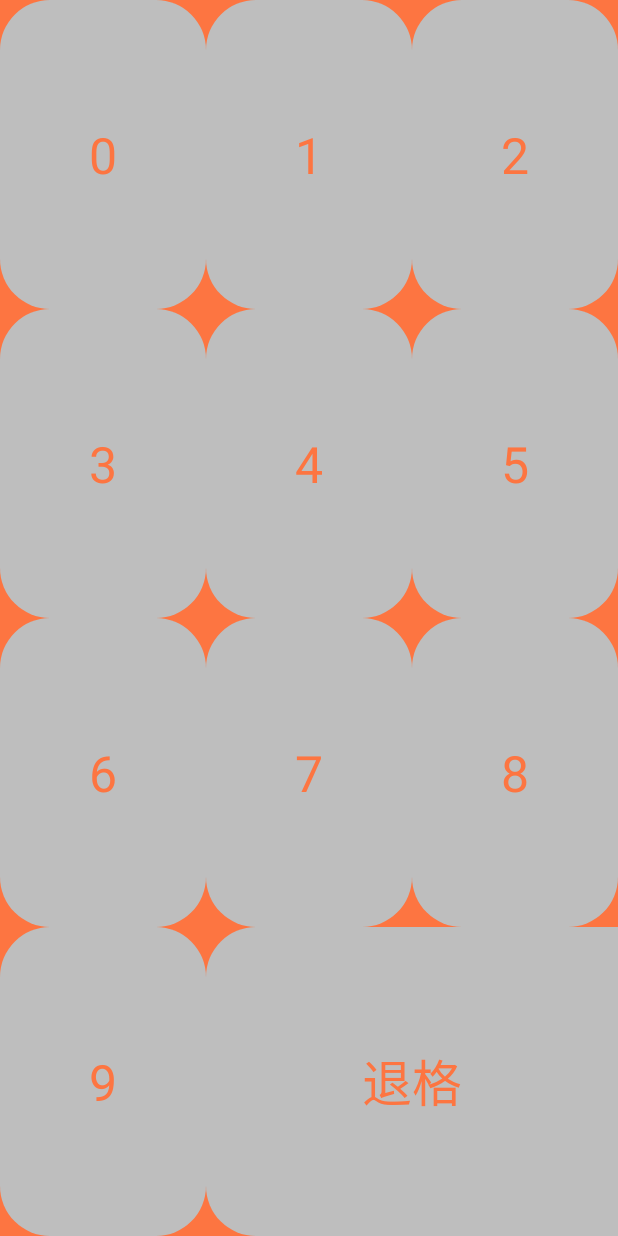
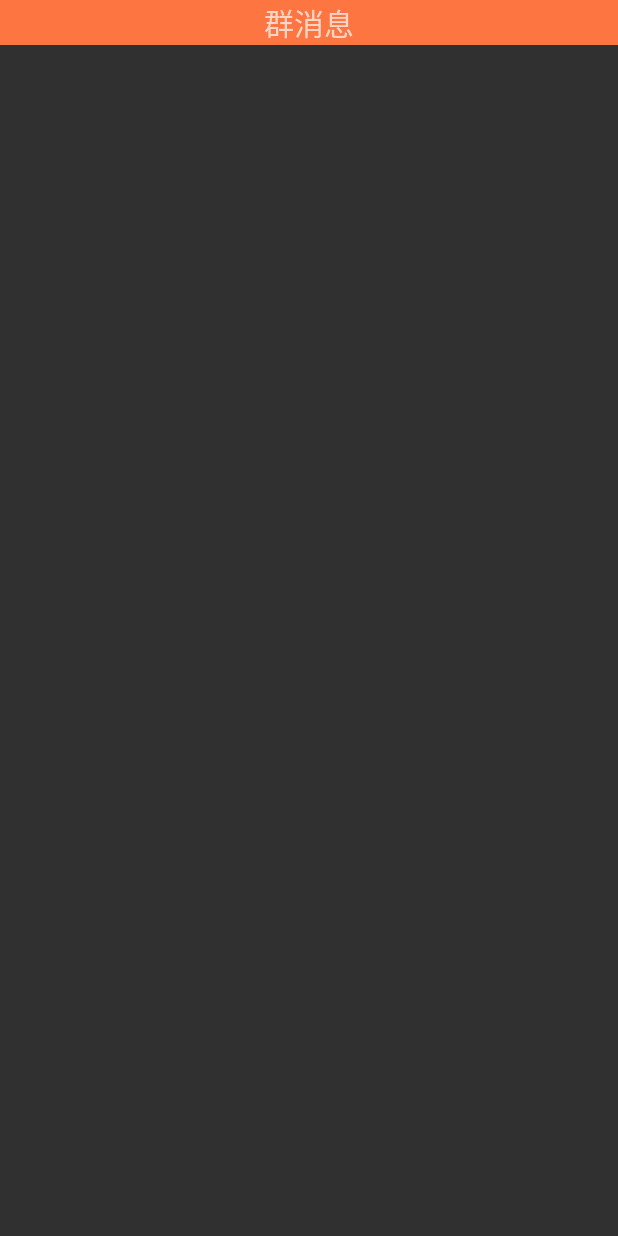
Before and after one commit to swb16168/customerView, an Android app: the screen it shows after launch (MainActivity before the commit, SlideMenuActivity after it), on a phone screen of 412 x 824 dp. Run offline under Robolectric (Android 15) with nearby library versions, the phone set to English and light mode, and no system bars.

Commit message:
仿手机QQ 侧滑功能页，事件冲突处理

```diff
--- a/app/src/main/AndroidManifest.xml
+++ b/app/src/main/AndroidManifest.xml
@@ -13,7 +13,8 @@
         android:supportsRtl="true"
         android:theme="@style/Theme.AppCompat.NoActionBar"
         android:usesCleartextTraffic="true">
-        <activity android:name=".FlowActivity"></activity>
+        <activity android:name=".SlideMenuActivity"></activity>
+        <activity android:name=".FlowActivity" />
         <activity android:name=".LooperActivity" />
         <activity android:name=".LoginActivity" />
         <activity android:name=".MainActivity">
--- a/app/src/main/java/com/swb/customerview/MainActivity.java
+++ b/app/src/main/java/com/swb/customerview/MainActivity.java
@@ -5,7 +5,9 @@ import androidx.appcompat.app.AppCompatActivity;
 import android.content.Intent;
 import android.os.Bundle;
 import android.util.Log;
+import android.view.View;
 
+import com.swb.customerview.view.KeyPadExView;
 import com.swb.customerview.view.NumberKeyPad;
 
 public class MainActivity extends AppCompatActivity {
@@ -14,6 +16,19 @@ public class MainActivity extends AppCompatActivity {
     protected void onCreate(Bundle savedInstanceState) {
         super.onCreate(savedInstanceState);
         setContentView(R.layout.activity_main);
+
+        KeyPadExView viewById = findViewById(R.id.keypad_ex);
+        viewById.setKeyPadClickListener(new KeyPadExView.KeyPadClickListener() {
+            @Override
+            public void onItemClick(int keyValue) {
+                Log.d(TAG, "onItemClick: keyValue--->" + keyValue);
+            }
+
+            @Override
+            public void onBackClick() {
+                Log.d(TAG, "onBackClick: 清除。。。");
+            }
+        });
         /**
          * 代码设置 背景图
          *   Drawable drawable = getResources().getDrawable(R.drawable.shape_btn, null);
@@ -35,7 +50,10 @@ public class MainActivity extends AppCompatActivity {
             }
         });*/
 
+        //流式布局
         //startActivity(new Intent(this,FlowActivity.class));
 
+        //侧滑view
+        startActivity(new Intent(this,SlideMenuActivity.class));
     }
 }
--- /dev/null
+++ b/app/src/main/java/com/swb/customerview/SlideMenuActivity.java
@@ -0,0 +1,80 @@
+package com.swb.customerview;
+
+import androidx.appcompat.app.AppCompatActivity;
+
+import android.os.Bundle;
+import android.util.Log;
+import android.view.MotionEvent;
+import android.view.View;
+import android.widget.TextView;
+
+import com.swb.customerview.view.SlideMenuView;
+
+public class SlideMenuActivity extends AppCompatActivity {
+    private static final String TAG = "SlideMenuActivity";
+    private TextView mTouchTV;
+    private int mDownX;
+
+    @Override
+    protected void onCreate(Bundle savedInstanceState) {
+        super.onCreate(savedInstanceState);
+        setContentView(R.layout.activity_slidemenu);
+        //模仿手机QQ的侧滑删除聊天框
+
+        mTouchTV = findViewById(R.id.touch_text);
+        SlideMenuView slideMenu = findViewById(R.id.slide_menu);
+        slideMenu.setSlideFunClickListener(new SlideMenuView.SlideFunClickListener() {
+            @Override
+            public void onDeleteClick() {
+                Log.d(TAG, "onDeleteClick: ...");
+            }
+
+            @Override
+            public void onReadClick() {
+                Log.d(TAG, "onReadClick: ");
+            }
+
+            @Override
+            public void onTopClick() {
+                Log.d(TAG, "onTopClick: ");
+            }
+        });
+    }
+
+
+    @Override
+    public boolean onTouchEvent(MotionEvent event) {
+
+        switch (event.getAction()) {
+
+            case MotionEvent.ACTION_DOWN:
+                mDownX = (int) event.getX();
+                break;
+
+            case MotionEvent.ACTION_MOVE:
+                int moveX = (int) event.getX();
+                int dx = moveX - mDownX;
+
+                int moveResult = -dx + mTouchTV.getScrollX();
+
+
+                Log.d(TAG, "onTouchEvent: moveResult--->" + moveResult);
+                Log.d(TAG, "onTouchEvent: mTouchTV.getMeasuredWidth() /2--->" + (mTouchTV.getMeasuredWidth() /2));
+                if(moveResult >=  mTouchTV.getMeasuredWidth() /2 ){
+                    mTouchTV.scrollTo(mTouchTV.getMeasuredWidth() /2,0);
+                }else{
+                    mTouchTV.scrollTo(moveResult,0);
+                }
+                //mTouchTV.scrollBy(dx,0);
+                mDownX = moveX;
+                break;
+
+            case MotionEvent.ACTION_UP:
+
+                break;
+        }
+
+
+        return false;
+    }
+}
--- a/app/src/main/java/com/swb/customerview/view/KeyPadExView.java
+++ b/app/src/main/java/com/swb/customerview/view/KeyPadExView.java
@@ -29,11 +29,18 @@ public class KeyPadExView extends ViewGroup implements View.OnClickListener {
     private static final int KEY_BACK = 10; //10 标识back键 退格
     private static final int ROW_SIZE = 4;
     private static final int COLUMN_SIZE = 3;
+    private static final int ITEM_MARGIN_DEFAULT = 1;
     private static int NUMBER_SIZE_DEFAULT = 50;
     private int mNumberColor;
     private int mNumberSize;
     private int mNumberBgNormalColor;
     private int mNumberBgPressColor;
+    private int mItemMargin;
+    private int mPaddingBottom;
+    private int mPaddingTop;
+    private int mPaddingLeft;
+    private int mPaddingRight;
+    private KeyPadClickListener mClickListener =null;
 
     public KeyPadExView(Context context) {
         this(context, null);
@@ -97,23 +104,24 @@ public class KeyPadExView extends ViewGroup implements View.OnClickListener {
         numberBgRes.addState(new int[]{android.R.attr.state_pressed}, numberPressBgRes);
         //设置该背景使用的限制条件
         numberBgRes.addState(new int[]{}, numberNormalBgRes);
-
         return numberBgRes;
     }
 
     private void initAttr(Context context, AttributeSet attrs) {
         TypedArray a = context.obtainStyledAttributes(attrs, R.styleable.KeyPadExView);
 
+
+        //间距
+        mItemMargin = a.getDimensionPixelSize(R.styleable.KeyPadExView_itemMargin, ITEM_MARGIN_DEFAULT);
+        Log.d(TAG, "initAttr: mItemMargin--->" + mItemMargin);
         //小键盘数字的颜色，默认橙色
         mNumberColor = a.getColor(R.styleable.KeyPadExView_numberColor, context.getResources().getColor(R.color.mainColor));
         //数字大小、默认16sp   sp会根据不同设备进行适配，
-
         mNumberSize = a.getDimensionPixelSize(R.styleable.KeyPadExView_numberSize, NUMBER_SIZE_DEFAULT);
         //数字键默认背景颜色
         mNumberBgNormalColor = a.getColor(R.styleable.KeyPadExView_itemNormalColor, context.getResources().getColor(R.color.keypad_ex_normal));
         //数字键按下时背景颜色
         mNumberBgPressColor = a.getColor(R.styleable.KeyPadExView_itemPressColor, context.getResources().getColor(R.color.keypad_ex_press));
-
         a.recycle();
     }
 
@@ -121,23 +129,42 @@ public class KeyPadExView extends ViewGroup implements View.OnClickListener {
     protected void onLayout(boolean changed, int l, int t, int r, int b) {
         int letf, top, right, bottom, rowIndex, columnIndex;
 
-        for (int i = 0; i < getChildCount(); i++) {
+        /*for (int i = 0; i < getChildCount(); i++) {
             View child = getChildAt(i);
             boolean isBack = (boolean) child.getTag();
-            rowIndex = i / COLUMN_SIZE ;            //行坐标
+            rowIndex = i / COLUMN_SIZE;            //行坐标
             columnIndex = i % COLUMN_SIZE;      //列坐标
-            letf = columnIndex * child.getMeasuredWidth();
-            top = rowIndex * child.getMeasuredHeight();
-            right = letf + child.getMeasuredWidth();
-            bottom = top + child.getMeasuredHeight();
+            letf = columnIndex * child.getMeasuredWidth() + (mItemMargin * (columnIndex + 1)) + mPaddingLeft;
+            top = rowIndex * child.getMeasuredHeight() + (mItemMargin * (rowIndex + 1)) + mPaddingTop;
+            right = letf + child.getMeasuredWidth() - (mItemMargin * (columnIndex + 1)) - mPaddingRight;
+            bottom = top + child.getMeasuredHeight() - (mItemMargin * (columnIndex + 1));
             if (isBack) {
-                letf = columnIndex * (child.getMeasuredWidth() / 2);
+                letf = columnIndex * (child.getMeasuredWidth() / 2) + (mItemMargin * (columnIndex + 1)) + mPaddingLeft;
+                right = letf + child.getMeasuredWidth() - (mItemMargin * (columnIndex + 1)) - mPaddingRight;
+
             }
             child.layout(letf, top, right, bottom);
             Log.d(TAG, "onLayout: rowIndex-->" + rowIndex);
             Log.d(TAG, "onLayout: columnIndex-->" + columnIndex);
+        }*/
+
+        letf = mItemMargin + mPaddingLeft;
+        for (int i = 0; i < getChildCount(); i++) {
+            rowIndex = i / COLUMN_SIZE;
+            columnIndex = i % COLUMN_SIZE;
+            if(columnIndex == 0){
+                letf = mItemMargin + mPaddingLeft;
+            }
+            View item = getChildAt(i);
+            top = rowIndex * item.getMeasuredHeight() + mItemMargin *(rowIndex + 1) + mPaddingTop ;
+            right = letf + item.getMeasuredWidth()   ;
+            bottom = top + item.getMeasuredHeight();
+            item.layout(letf,top,right,bottom);
+            letf += item.getMeasuredWidth() +mItemMargin;
+
+            Log.d(TAG, "onLayout: i--->" + i);
+            Log.d(TAG, "onLayout: bottom--->" + bottom);
         }
-
 
 
     }
@@ -146,16 +173,22 @@ public class KeyPadExView extends ViewGroup implements View.OnClickListener {
     @Override
     protected void onMeasure(int widthMeasureSpec, int heightMeasureSpec) {
         super.onMeasure(widthMeasureSpec, heightMeasureSpec);
+
+        mPaddingBottom = getPaddingBottom();
+        mPaddingLeft = getPaddingLeft();
+        mPaddingRight = getPaddingRight();
+        mPaddingTop = getPaddingTop();
         //拿到容器父控件的宽度和高度
-        int parentHeight = MeasureSpec.getSize(heightMeasureSpec);
-        int parentWidth = MeasureSpec.getSize(widthMeasureSpec);
+        int parentHeight = MeasureSpec.getSize(heightMeasureSpec  ) ;
+        int parentWidth = MeasureSpec.getSize(widthMeasureSpec ) ;
         //摆放方式为 4*3  的方正排列  退格键盘占2格
-        int rowHeight = parentHeight / ROW_SIZE;
-        int rouWidth = parentWidth / COLUMN_SIZE;
+        int columnWidth = (parentWidth - (COLUMN_SIZE + 1) * mItemMargin -  (mPaddingTop + mPaddingBottom))  / COLUMN_SIZE;
+        int rowHeight = (parentHeight - (ROW_SIZE + 1) * mItemMargin  - ( mPaddingLeft + mPaddingRight)) / ROW_SIZE;
+
         //采用精确模式获取子view的宽度，
-        int itemWidth = MeasureSpec.makeMeasureSpec(rouWidth, MeasureSpec.EXACTLY);
+        int itemWidth = MeasureSpec.makeMeasureSpec(columnWidth, MeasureSpec.EXACTLY);
         int itemHeigt = MeasureSpec.makeMeasureSpec(rowHeight, MeasureSpec.EXACTLY);
-        int backWidth = MeasureSpec.makeMeasureSpec(rouWidth * 2, MeasureSpec.EXACTLY);
+        int backWidth = MeasureSpec.makeMeasureSpec(columnWidth * 2, MeasureSpec.EXACTLY);
         //测试每个子view的长宽
         for (int i = 0; i < getChildCount(); i++) {
             View child = getChildAt(i);
@@ -167,15 +200,31 @@ public class KeyPadExView extends ViewGroup implements View.OnClickListener {
     }
 
 
+    public void setKeyPadClickListener(KeyPadClickListener listener){
+        this.mClickListener = listener;
+    }
+
+    public interface KeyPadClickListener{
+        void onItemClick(int keyValue);
+
+        void onBackClick();
+    }
+
     @Override
     public void onClick(View v) {
         if (v instanceof TextView) {
             boolean isBack = (boolean) v.getTag();
-            if (isBack) {
-                Log.d(TAG, "onClick: ---点击了back键 ");
-            } else {
-                Log.d(TAG, "onClick: ---点击了数字键---> " + ((TextView) v).getText());
+            if (mClickListener != null) {
+                if (isBack) {
+                    //Log.d(TAG, "onClick: ---点击了back键 ");
+                    mClickListener.onBackClick();
+                } else {
+                    //Log.d(TAG, "onClick: ---点击了数字键---> " + ((TextView) v).getText());
+                    mClickListener.onItemClick(Integer.parseInt(((TextView) v).getText().toString()));
+
+                }
             }
+
         }
 
     }
--- /dev/null
+++ b/app/src/main/java/com/swb/customerview/view/SlideMenuView.java
@@ -0,0 +1,326 @@
+package com.swb.customerview.view;
+
+import android.content.Context;
+import android.content.res.TypedArray;
+import android.util.AttributeSet;
+import android.util.Log;
+import android.view.LayoutInflater;
+import android.view.MotionEvent;
+import android.view.View;
+import android.view.ViewConfiguration;
+import android.view.ViewGroup;
+import android.widget.Scroller;
+import android.widget.TextView;
+
+import com.swb.customerview.R;
+
+/**
+ * @auther 72774
+ * @date 2021/6/15  16:43
+ * @description 模仿实现手机QQ 聊天框的侧滑功能
+ */
+public class SlideMenuView extends ViewGroup implements View.OnClickListener {
+    private static final String TAG = "SlideMenuView";
+
+    private static final int FUNCTION_DELETE = 0X30;
+    private static final int DEFAULT_SCROLL_TIME = 1000;
+    private static final int DEFAULT_SCROLL_TIME_MIN = 300;
+    private int mFunction;
+    private View mFunctionView;
+    private View mContentView;
+    private TextView mDeleteFun;
+    private TextView mTopFun;
+    private TextView mReadFun;
+    private SlideFunClickListener mSlideFunListener = null;
+    private float mDownX = 0;
+    private float mDownY;
+    private int mContentLeft = 0;
+    private Scroller mScroller;
+    private int mInterceDownX;
+
+    public SlideMenuView(Context context) {
+        this(context, null);
+    }
+
+    public SlideMenuView(Context context, AttributeSet attrs) {
+        this(context, attrs, 0);
+    }
+
+    public SlideMenuView(Context context, AttributeSet attrs, int defStyleAttr) {
+        super(context, attrs, defStyleAttr);
+
+        initAttr(context);
+
+        mScroller = new Scroller(context);
+
+    }
+
+    private void initAttr(Context context) {
+        TypedArray a = context.obtainStyledAttributes(R.styleable.SlideMenuView);
+        mFunction = a.getInt(R.styleable.SlideMenuView_function, FUNCTION_DELETE);
+        a.recycle();
+    }
+
+    //初始化完成后调用此方法
+    @Override
+    protected void onFinishInflate() {
+        super.onFinishInflate();
+        if (getChildCount() > 1) {
+            throw new IllegalArgumentException("must have one and only one root element");
+        }
+        mContentView = getChildAt(0);
+        mFunctionView = LayoutInflater.from(getContext()).inflate(R.layout.item_slide_function, this, false);
+        addView(mFunctionView);
+        //初始化功能页
+        mDeleteFun = mFunctionView.findViewById(R.id.slide_fun_delete);
+        mTopFun = mFunctionView.findViewById(R.id.slide_fun_top);
+        mReadFun = mFunctionView.findViewById(R.id.slide_fun_read);
+        //设置点击事件
+
+        mDeleteFun.setOnClickListener(this);
+        mTopFun.setOnClickListener(this);
+        mReadFun.setOnClickListener(this);
+
+    }
+
+    @Override
+    protected void onMeasure(int widthMeasureSpec, int heightMeasureSpec) {
+        //super.onMeasure(widthMeasureSpec, heightMeasureSpec);
+        int heightSize = MeasureSpec.getSize(heightMeasureSpec);
+        int widthSize = MeasureSpec.getSize(widthMeasureSpec);
+        //测量contentView
+        //宽度 跟父控件一致，高度则有三种 1-包裹内容  2-与父控件一致  3-指定高度
+        LayoutParams contentViewLayoutParams = mContentView.getLayoutParams();
+        int contentViewHeight = contentViewLayoutParams.height;
+        Log.d(TAG, "onMeasure: contentViewHeight-->" + contentViewHeight);
+        int contentHeightMeasureSpec;
+        if (contentViewHeight == LayoutParams.MATCH_PARENT) {
+            contentHeightMeasureSpec = MeasureSpec.makeMeasureSpec(heightSize, MeasureSpec.EXACTLY);
+        } else if (contentViewHeight == LayoutParams.WRAP_CONTENT) {
+            contentHeightMeasureSpec = MeasureSpec.makeMeasureSpec(heightSize, MeasureSpec.AT_MOST);
+        } else {
+            contentHeightMeasureSpec = MeasureSpec.makeMeasureSpec(contentViewHeight, MeasureSpec.EXACTLY);
+        }
+        Log.d(TAG, "onMeasure: contentHeightMeasureSpec--->" + contentHeightMeasureSpec);
+        mContentView.measure(widthMeasureSpec, contentHeightMeasureSpec);
+        //测量编辑部分,宽度约占3/4，高度与内容view相同
+        int measuredHeight = mContentView.getMeasuredHeight();
+        int functionViewWidth = (widthSize * 3) / 5;
+
+        mFunctionView.measure(MeasureSpec.makeMeasureSpec(functionViewWidth, MeasureSpec.EXACTLY),
+                measuredHeight);
+
+        // mFunctionView.measure(functionViewWidth,measuredHeight);
+        //测量自己
+        setMeasuredDimension(widthSize + functionViewWidth, measuredHeight);
+    }
+
+
+    @Override
+    protected void onLayout(boolean changed, int l, int t, int r, int b) {
+        int contentTop = 0;
+        int contentRight = mContentLeft + mContentView.getMeasuredWidth();
+        int contentBottom = contentTop + mContentView.getMeasuredHeight();
+        mContentView.layout(mContentLeft, contentTop, contentRight, contentBottom);
+
+        int functionViewLeft = contentRight;
+        int functionViewTop = contentTop;
+        int functionViewRight = functionViewLeft + mFunctionView.getMeasuredWidth();
+        int functionViewBottom = functionViewTop + mFunctionView.getMeasuredHeight();
+        mFunctionView.layout(functionViewLeft, functionViewTop, functionViewRight, functionViewBottom);
+    }
+
+
+    //功能页默认隐藏
+    private boolean isFunOpen = false;
+    private Direction mCurrDirection = Direction.NORMAL;
+
+    //方向枚举
+    enum Direction {
+        LEFT, RIGHT, NORMAL
+    }
+
+    //滑动与点击 的事件冲突处理
+    @Override
+    public boolean onInterceptTouchEvent(MotionEvent ev) {
+
+        switch (ev.getAction()) {
+            case MotionEvent.ACTION_DOWN:
+                mInterceDownX = (int) getX();
+                break;
+            case MotionEvent.ACTION_MOVE:
+                //最小滑动距离
+                int scaledTouchSlop = ViewConfiguration.get(getContext()).getScaledTouchSlop();
+                int moveX = (int) ev.getX();
+                if (Math.abs(moveX - mInterceDownX) > scaledTouchSlop) {
+                    return true;
+                }
+                break;
+            case MotionEvent.ACTION_UP:
+                break;
+        }
+        return super.onInterceptTouchEvent(ev);
+    }
+
+    @Override
+    public boolean onTouchEvent(MotionEvent event) {
+        int action = event.getAction();
+
+        switch (action) {
+            //标识手按下了屏幕
+            case MotionEvent.ACTION_DOWN:
+                mDownX = event.getX();
+                mDownY = event.getY();
+                Log.d(TAG, "onTouchEvent: ACTION_DOWN scrollX--->  " + getScrollX());
+                break;
+            //标识手按下屏幕，并且在滑动
+            case MotionEvent.ACTION_MOVE:
+                //获取已经滑动的X值
+                int scrollX = getScrollX();
+                float moveX = event.getX();
+                float moveY = event.getY();
+                int dx = (int) (moveX - mDownX);
+                if (dx > 0) {
+                    mCurrDirection = Direction.RIGHT;
+                } else {
+                    mCurrDirection = Direction.LEFT;
+                }
+
+                //第一种方式滑动View
+                //scrollTo(-dx,(int)mDownY);
+                //判断边界
+                int resultScrollX = -dx + scrollX;
+                if (resultScrollX <= 0) {
+                    scrollBy(0, 0);
+                } else if (resultScrollX >= mFunctionView.getMeasuredWidth()) {
+                    scrollTo(mFunctionView.getMeasuredWidth(), 0);
+                } else {
+                    scrollBy(-dx, 0);
+                }
+                //第二种方式，请求重新布局
+                //mContentLeft = dx;
+                //requestLayout();
+
+
+                mDownX = moveX;
+                mDownY = moveY;
+
+
+                break;
+            //标识手从屏幕上松开
+            case MotionEvent.ACTION_UP:
+                //滑动释放处理
+                int hasBeenScrollX = getScrollX();
+                int funViewWidth = mFunctionView.getMeasuredWidth();
+                if (isFunOpen) {
+                    //打开状态
+                    if (mCurrDirection == Direction.RIGHT) {
+                        //向右边滑动 距离小于 功能页宽度的 3/4时（也就是说最右边的一个功能展示区被隐藏了）， 那么则关闭
+                        if (hasBeenScrollX < funViewWidth * 3 / 4) {
+                            closeFunctionView();
+                        } else {
+                            openFunctionView();
+                        }
+
+                    } else if (mCurrDirection == Direction.LEFT) {
+                        openFunctionView();
+                    }
+
+                } else {
+                    //关闭状态  并且滑动的距离 大于 1/3 功能页的宽度,小于这个值则将其移动回原点
+                    if (mCurrDirection == Direction.LEFT) {
+                        if (hasBeenScrollX > (funViewWidth / 4)) {
+                            openFunctionView();
+                        } else {
+                            closeFunctionView();
+                        }
+                    } else if (mCurrDirection == Direction.RIGHT) {
+                        closeFunctionView();
+                    }
+
+                }
+                break;
+        }
+
+
+        return true;//标识已经消费了移动事件
+    }
+
+    public boolean isFunOpen() {
+        return isFunOpen;
+    }
+
+    //打开功能页
+    private void openFunctionView() {
+        int dx = Math.abs(mFunctionView.getMeasuredWidth() - getScrollX());
+        int duration = (int) ((dx / (mFunctionView.getMeasuredWidth() * 4 / 5f)) * DEFAULT_SCROLL_TIME);
+        if (duration > DEFAULT_SCROLL_TIME) {
+            duration = DEFAULT_SCROLL_TIME;
+        } else if (duration < DEFAULT_SCROLL_TIME_MIN) {
+            duration = DEFAULT_SCROLL_TIME_MIN;
+        }
+        mScroller.startScroll(getScrollX(), 0, mFunctionView.getMeasuredWidth() - getScrollX(), 0, duration);
+        invalidate();
+        isFunOpen = true;
+    }
+
+    //关闭功能页
+    private void closeFunctionView() {
+        int dx = Math.abs(-getScrollX());
+        int duration = (int) (dx / (mFunctionView.getMeasuredWidth() * 4 / 5f) * DEFAULT_SCROLL_TIME);
+
+        if (duration > DEFAULT_SCROLL_TIME) {
+            duration = DEFAULT_SCROLL_TIME;
+        } else if (duration < DEFAULT_SCROLL_TIME_MIN) {
+            duration = DEFAULT_SCROLL_TIME_MIN;
+        }
+
+        mScroller.startScroll(getScrollX(), 0, -getScrollX(), 0, duration);
+        invalidate();
+        isFunOpen = false;
+    }
+
+    @Override
+    public void computeScroll() {
+        if (mScroller.computeScrollOffset()) {
+            int currX = mScroller.getCurrX();
+            scrollTo(currX, 0);
+            invalidate();
+        }
+
+
+    }
+
+    @Override
+    public void onClick(View v) {
+        if (mSlideFunListener == null) {
+            return;
+        }
+
+        closeFunctionView();
+        switch (v.getId()) {
+            case R.id.slide_fun_delete:
+                mSlideFunListener.onDeleteClick();
+                break;
+            case R.id.slide_fun_read:
+                mSlideFunListener.onReadClick();
+                break;
+
+            case R.id.slide_fun_top:
+                mSlideFunListener.onTopClick();
+                break;
+        }
+    }
+
+    public void setSlideFunClickListener(SlideFunClickListener listener) {
+        this.mSlideFunListener = listener;
+    }
+
+    public interface SlideFunClickListener {
+        void onDeleteClick();
+
+        void onReadClick();
+
+        void onTopClick();
+    }
+}
--- /dev/null
+++ b/app/src/main/res/layout/activity_slidemenu.xml
@@ -0,0 +1,34 @@
+<?xml version="1.0" encoding="utf-8"?>
+<LinearLayout xmlns:android="http://schemas.android.com/apk/res/android"
+    xmlns:app="http://schemas.android.com/apk/res-auto"
+    xmlns:tools="http://schemas.android.com/tools"
+    android:layout_width="match_parent"
+    android:layout_height="match_parent"
+    android:orientation="vertical"
+    tools:context=".SlideMenuActivity">
+
+    <com.swb.customerview.view.SlideMenuView
+        android:id="@+id/slide_menu"
+        android:layout_width="match_parent"
+        android:layout_height="80dp"
+        android:background="@color/mainColor"
+        android:visibility="visible">
+        <TextView
+            android:layout_width="match_parent"
+            android:layout_height="wrap_content"
+            android:textSize="20sp"
+            android:text="群消息"
+            android:gravity="center"/>
+    </com.swb.customerview.view.SlideMenuView>
+
+    <TextView
+        android:id="@+id/touch_text"
+        android:layout_width="200dp"
+        android:layout_height="100dp"
+        android:gravity="center"
+        android:textSize="28sp"
+        android:text="滑动测试"
+        android:background="@color/mainColor"
+        android:visibility="gone"/>
+
+</LinearLayout>
--- a/app/src/main/res/values/colors.xml
+++ b/app/src/main/res/values/colors.xml
@@ -17,5 +17,10 @@
     <color name="keypad_ex_press">#888585</color>
 
 
+    <color name="slide_delete_color">#ff0000</color>
+    <color name="slide_read_color">@color/mainColor</color>
+    <color name="slide_top_color">#9C9C9C</color>
+
+
 
 </resources>
```
Also changed, not shown: app/src/main/java/com/swb/customerview/view/WatchFace.java (added, +26 -0 lines), app/src/main/res/layout/activity_main.xml (+5 -2 lines), app/src/main/res/layout/item_slide_function.xml (added, +35 -0 lines), app/src/main/res/values/attrs.xml (+9 -0 lines).
